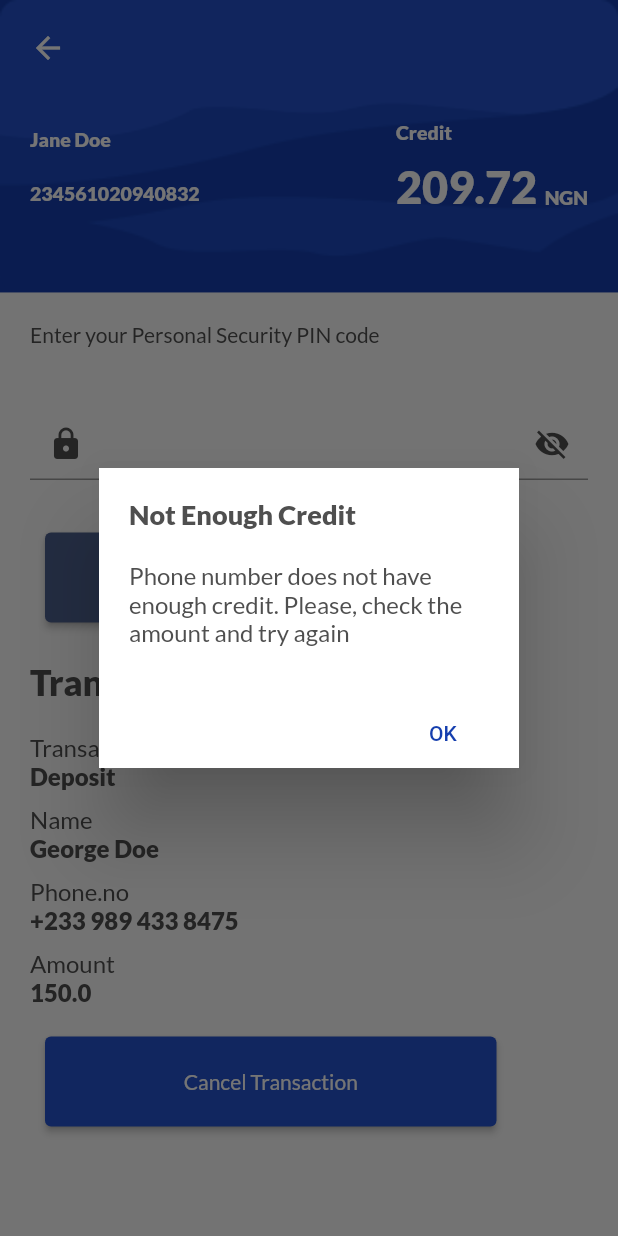
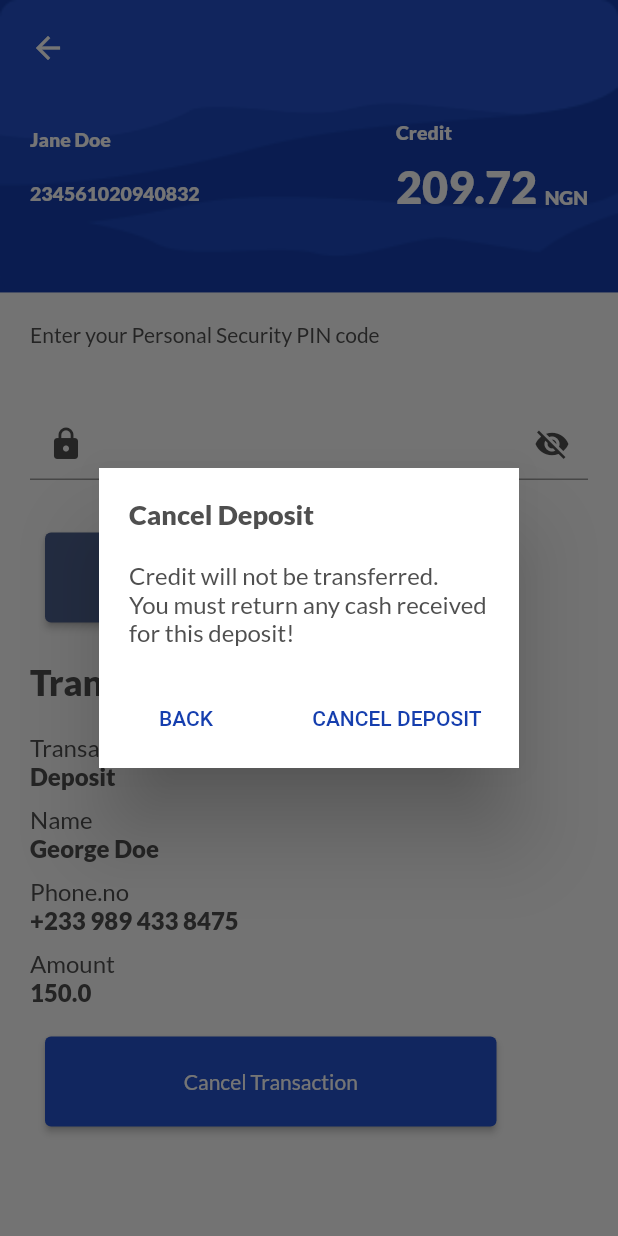
Before and after one commit to sobuur0/super_agent_with_flutter, a Flutter app: the DepositTransactionsPage screen opened directly, after a tap on "Cancel Transaction", on a phone screen of 412 x 824 dp. Run offline on Flutter 3.47's test engine with Material 2 defaults, Android fonts, the phone set to English and light mode, and no system bars; our stand-ins replace google_fonts.

Commit message:
removed unused import

```diff
--- a/lib/presentation/pages/deposit_transactions.dart
+++ b/lib/presentation/pages/deposit_transactions.dart
@@ -3,7 +3,6 @@ import 'package:flutter/cupertino.dart';
 import 'package:super_agent_with_flutter/constants/app_styles.dart';
 import 'package:super_agent_with_flutter/presentation/pages/deposit_successful_page.dart';
 import 'package:super_agent_with_flutter/presentation/widgets/cancel_deposit_dialog.dart';
-import 'package:super_agent_with_flutter/presentation/widgets/not_enough_credit_dialog.dart';
 import 'package:super_agent_with_flutter/presentation/widgets/user_details_card.dart';
 import 'package:super_agent_with_flutter/presentation/widgets/widget_action_button.dart';
 
@@ -189,7 +188,7 @@ class _DepositTransactionsPageState extends State<DepositTransactionsPage> {
                   onTap: () {
                     showDialog(
                       context: context,
-                      builder: (BuildContext context) => NotEnoughCreditDialog(),
+                      builder: (BuildContext context) => CancelDepositDialog(),
                     );
                   },
                   buttonColor: Color(0xFF2553CF),
```
